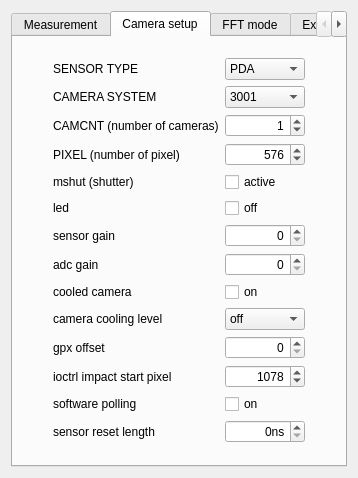
Before: the Qt Designer form escam/camerasettingswidget.ui in Entwicklungsburo-Stresing/EBST_CAM, drawn with Qt 5.
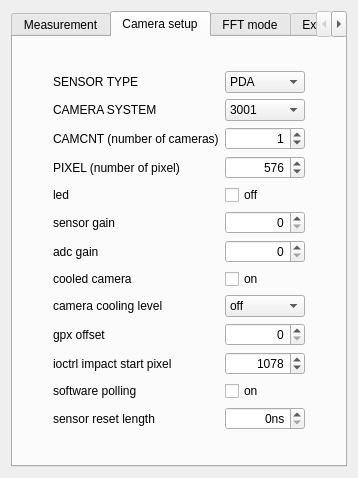
After: the same form once the commit is applied. The open tabs and pages were chosen to show the change.

Commit message: Remove mshut

The edit to the form file:
```diff
--- a/escam/camerasettingswidget.ui
+++ b/escam/camerasettingswidget.ui
@@ -432,40 +432,6 @@
       <layout class="QVBoxLayout" name="verticalLayout_4">
        <item>
         <layout class="QGridLayout" name="gridLayoutCamerasetup">
-         <item row="0" column="1">
-          <spacer name="verticalSpacerTop">
-           <property name="orientation">
-            <enum>Qt::Vertical</enum>
-           </property>
-           <property name="sizeHint" stdset="0">
-            <size>
-             <width>20</width>
-             <height>40</height>
-            </size>
-           </property>
-          </spacer>
-         </item>
-         <item row="10" column="2">
-          <widget class="QCheckBox" name="checkBoxIsCooledCam">
-           <property name="text">
-            <string>on</string>
-           </property>
-          </widget>
-         </item>
-         <item row="10" column="1">
-          <widget class="QLabel" name="labelIsCooledCam">
-           <property name="text">
-            <string>cooled camera</string>
-           </property>
-          </widget>
-         </item>
-         <item row="5" column="1">
-          <widget class="QLabel" name="labelOutputPixel">
-           <property name="text">
-            <string>PIXEL (number of pixel)</string>
-           </property>
-          </widget>
-         </item>
          <item row="3" column="2">
           <widget class="QComboBox" name="comboBoxCameraSystem">
            <property name="enabled">
@@ -495,114 +461,20 @@
            </property>
           </widget>
          </item>
-         <item row="6" column="2">
-          <widget class="QCheckBox" name="checkBoxMshut">
+         <item row="5" column="1">
+          <widget class="QLabel" name="labelOutputPixel">
            <property name="text">
-            <string>active</string>
+            <string>PIXEL (number of pixel)</string>
            </property>
           </widget>
          </item>
-         <item row="7" column="1">
-          <widget class="QLabel" name="labelLed">
-           <property name="text">
-            <string>led</string>
-           </property>
-          </widget>
-         </item>
-         <item row="8" column="1">
-          <widget class="QLabel" name="labelGain3010">
-           <property name="text">
-            <string>sensor gain</string>
-           </property>
-          </widget>
-         </item>
-         <item row="4" column="1">
-          <widget class="QLabel" name="labelCamcnt">
-           <property name="text">
-            <string>CAMCNT (number of cameras)</string>
-           </property>
-          </widget>
-         </item>
-         <item row="12" column="1">
+         <item row="11" column="1">
           <widget class="QLabel" name="labelGpxOffset">
            <property name="text">
             <string>gpx offset</string>
            </property>
           </widget>
          </item>
-         <item row="8" column="2">
-          <widget class="QSpinBox" name="spinBoxSensorGain">
-           <property name="alignment">
-            <set>Qt::AlignRight|Qt::AlignTrailing|Qt::AlignVCenter</set>
-           </property>
-          </widget>
-         </item>
-         <item row="2" column="1">
-          <widget class="QLabel" name="labelSensorType">
-           <property name="text">
-            <string>SENSOR TYPE</string>
-           </property>
-          </widget>
-         </item>
-         <item row="4" column="2">
-          <widget class="QSpinBox" name="spinBoxCamcnt">
-           <property name="enabled">
-            <bool>true</bool>
-           </property>
-           <property name="alignment">
-            <set>Qt::AlignRight|Qt::AlignTrailing|Qt::AlignVCenter</set>
-           </property>
-           <property name="minimum">
-            <number>0</number>
-           </property>
-           <property name="maximum">
-            <number>8</number>
-           </property>
-           <property name="value">
-            <number>1</number>
-           </property>
-          </widget>
-         </item>
-         <item row="7" column="2">
-          <widget class="QCheckBox" name="checkBoxLed">
-           <property name="text">
-            <string>off</string>
-           </property>
-          </widget>
-         </item>
-         <item row="14" column="2">
-          <widget class="QCheckBox" name="checkBoxUseSoftwarePolling">
-           <property name="text">
-            <string>on</string>
-           </property>
-          </widget>
-         </item>
-         <item row="13" column="2">
-          <widget class="QSpinBox" name="spinBoxIOCtrlImpactStartPixel">
-           <property name="alignment">
-            <set>Qt::AlignRight|Qt::AlignTrailing|Qt::AlignVCenter</set>
-           </property>
-           <property name="maximum">
-            <number>268435455</number>
-           </property>
-           <property name="value">
-            <number>1078</number>
-           </property>
-          </widget>
-         </item>
-         <item row="16" column="1">
-          <spacer name="verticalSpacerBottom">
-           <property name="orientation">
-            <enum>Qt::Vertical</enum>
-           </property>
-           <property name="sizeHint" stdset="0">
-            <size>
-             <width>20</width>
-             <height>40</height>
-            </size>
-           </property>
-          </spacer>
-         </item>
          <item row="2" column="2">
           <widget class="QComboBox" name="comboBoxSensorType">
            <item>
@@ -637,15 +509,15 @@
            </item>
           </widget>
          </item>
-         <item row="14" column="1">
-          <widget class="QLabel" name="labelUseSoftwarePolling">
+         <item row="12" column="1">
+          <widget class="QLabel" name="labelIOCtrlImpactStartPixel">
            <property name="text">
-            <string>software polling</string>
+            <string>ioctrl impact start pixel</string>
            </property>
           </widget>
          </item>
-         <item row="5" column="2">
-          <widget class="QSpinBox" name="spinBoxPixel">
+         <item row="4" column="2">
+          <widget class="QSpinBox" name="spinBoxCamcnt">
            <property name="enabled">
             <bool>true</bool>
            </property>
@@ -653,27 +525,31 @@
             <set>Qt::AlignRight|Qt::AlignTrailing|Qt::AlignVCenter</set>
            </property>
            <property name="minimum">
-            <number>64</number>
+            <number>0</number>
            </property>
            <property name="maximum">
-            <number>9999</number>
-           </property>
-           <property name="singleStep">
-            <number>64</number>
+            <number>8</number>
            </property>
            <property name="value">
-            <number>576</number>
+            <number>1</number>
            </property>
           </widget>
          </item>
-         <item row="11" column="1">
-          <widget class="QLabel" name="labelCamCool">
+         <item row="8" column="2">
+          <widget class="QSpinBox" name="spinBoxAdcGain">
+           <property name="alignment">
+            <set>Qt::AlignRight|Qt::AlignTrailing|Qt::AlignVCenter</set>
+           </property>
+          </widget>
+         </item>
+         <item row="9" column="2">
+          <widget class="QCheckBox" name="checkBoxIsCooledCam">
            <property name="text">
-            <string>camera cooling level</string>
+            <string>on</string>
            </property>
           </widget>
          </item>
-         <item row="11" column="2">
+         <item row="10" column="2">
           <widget class="QComboBox" name="comboBoxCamCool">
            <item>
             <property name="text">
@@ -727,40 +603,6 @@
            </item>
           </widget>
          </item>
-         <item row="2" column="3">
-          <spacer name="horizontalSpacerRight">
-           <property name="orientation">
-            <enum>Qt::Horizontal</enum>
-           </property>
-           <property name="sizeHint" stdset="0">
-            <size>
-             <width>40</width>
-             <height>20</height>
-            </size>
-           </property>
-          </spacer>
-         </item>
-         <item row="13" column="1">
-          <widget class="QLabel" name="labelIOCtrlImpactStartPixel">
-           <property name="text">
-            <string>ioctrl impact start pixel</string>
-           </property>
-          </widget>
-         </item>
-         <item row="9" column="2">
-          <widget class="QSpinBox" name="spinBoxAdcGain">
-           <property name="alignment">
-            <set>Qt::AlignRight|Qt::AlignTrailing|Qt::AlignVCenter</set>
-           </property>
-          </widget>
-         </item>
-         <item row="9" column="1">
-          <widget class="QLabel" name="labelGain3030">
-           <property name="text">
-            <string>adc gain</string>
-           </property>
-          </widget>
-         </item>
          <item row="2" column="0">
           <spacer name="horizontalSpacerLeft">
            <property name="orientation">
@@ -774,31 +616,40 @@
            </property>
           </spacer>
          </item>
-         <item row="12" column="2">
-          <widget class="QSpinBox" name="spinBoxGpxOffset">
-           <property name="alignment">
-            <set>Qt::AlignRight|Qt::AlignTrailing|Qt::AlignVCenter</set>
+         <item row="2" column="3">
+          <spacer name="horizontalSpacerRight">
+           <property name="orientation">
+            <enum>Qt::Horizontal</enum>
            </property>
-           <property name="maximum">
-            <number>268435455</number>
+           <property name="sizeHint" stdset="0">
+            <size>
+             <width>40</width>
+             <height>20</height>
+            </size>
            </property>
-          </widget>
+          </spacer>
          </item>
-         <item row="6" column="1">
-          <widget class="QLabel" name="labelMshut">
+         <item row="13" column="2">
+          <widget class="QCheckBox" name="checkBoxUseSoftwarePolling">
            <property name="text">
-            <string>mshut (shutter)</string>
+            <string>on</string>
            </property>
           </widget>
          </item>
          <item row="15" column="1">
-          <widget class="QLabel" name="labelSensorResetLength">
-           <property name="text">
-            <string>sensor reset length</string>
+          <spacer name="verticalSpacerBottom">
+           <property name="orientation">
+            <enum>Qt::Vertical</enum>
            </property>
-          </widget>
+           <property name="sizeHint" stdset="0">
+            <size>
+             <width>20</width>
+             <height>40</height>
+            </size>
+           </property>
+          </spacer>
          </item>
-         <item row="15" column="2">
+         <item row="14" column="2">
           <widget class="QSpinBox" name="spinBoxSensorResetLengthIn1ns">
            <property name="alignment">
             <set>Qt::AlignRight|Qt::AlignTrailing|Qt::AlignVCenter</set>
@@ -814,6 +665,141 @@
            </property>
           </widget>
          </item>
+         <item row="4" column="1">
+          <widget class="QLabel" name="labelCamcnt">
+           <property name="text">
+            <string>CAMCNT (number of cameras)</string>
+           </property>
+          </widget>
+         </item>
+         <item row="5" column="2">
+          <widget class="QSpinBox" name="spinBoxPixel">
+           <property name="enabled">
+            <bool>true</bool>
+           </property>
+           <property name="alignment">
+            <set>Qt::AlignRight|Qt::AlignTrailing|Qt::AlignVCenter</set>
+           </property>
+           <property name="minimum">
+            <number>64</number>
+           </property>
+           <property name="maximum">
+            <number>9999</number>
+           </property>
+           <property name="singleStep">
+            <number>64</number>
+           </property>
+           <property name="value">
+            <number>576</number>
+           </property>
+          </widget>
+         </item>
+         <item row="14" column="1">
+          <widget class="QLabel" name="labelSensorResetLength">
+           <property name="text">
+            <string>sensor reset length</string>
+           </property>
+          </widget>
+         </item>
+         <item row="2" column="1">
+          <widget class="QLabel" name="labelSensorType">
+           <property name="text">
+            <string>SENSOR TYPE</string>
+           </property>
+          </widget>
+         </item>
+         <item row="11" column="2">
+          <widget class="QSpinBox" name="spinBoxGpxOffset">
+           <property name="alignment">
+            <set>Qt::AlignRight|Qt::AlignTrailing|Qt::AlignVCenter</set>
+           </property>
+           <property name="maximum">
+            <number>268435455</number>
+           </property>
+          </widget>
+         </item>
+         <item row="6" column="1">
+          <widget class="QLabel" name="labelLed">
+           <property name="text">
+            <string>led</string>
+           </property>
+          </widget>
+         </item>
+         <item row="7" column="1">
+          <widget class="QLabel" name="labelGain3010">
+           <property name="text">
+            <string>sensor gain</string>
+           </property>
+          </widget>
+         </item>
+         <item row="9" column="1">
+          <widget class="QLabel" name="labelIsCooledCam">
+           <property name="text">
+            <string>cooled camera</string>
+           </property>
+          </widget>
+         </item>
+         <item row="10" column="1">
+          <widget class="QLabel" name="labelCamCool">
+           <property name="text">
+            <string>camera cooling level</string>
+           </property>
+          </widget>
+         </item>
+         <item row="8" column="1">
+          <widget class="QLabel" name="labelGain3030">
+           <property name="text">
+            <string>adc gain</string>
+           </property>
+          </widget>
+         </item>
+         <item row="12" column="2">
+          <widget class="QSpinBox" name="spinBoxIOCtrlImpactStartPixel">
+           <property name="alignment">
+            <set>Qt::AlignRight|Qt::AlignTrailing|Qt::AlignVCenter</set>
+           </property>
+           <property name="maximum">
+            <number>268435455</number>
+           </property>
+           <property name="value">
+            <number>1078</number>
+           </property>
+          </widget>
+         </item>
+         <item row="7" column="2">
+          <widget class="QSpinBox" name="spinBoxSensorGain">
+           <property name="alignment">
+            <set>Qt::AlignRight|Qt::AlignTrailing|Qt::AlignVCenter</set>
+           </property>
+          </widget>
+         </item>
+         <item row="6" column="2">
+          <widget class="QCheckBox" name="checkBoxLed">
+           <property name="text">
+            <string>off</string>
+           </property>
+          </widget>
+         </item>
+         <item row="13" column="1">
+          <widget class="QLabel" name="labelUseSoftwarePolling">
+           <property name="text">
+            <string>software polling</string>
+           </property>
+          </widget>
+         </item>
+         <item row="0" column="1">
+          <spacer name="verticalSpacerTop">
+           <property name="orientation">
+            <enum>Qt::Vertical</enum>
+           </property>
+           <property name="sizeHint" stdset="0">
+            <size>
+             <width>20</width>
+             <height>40</height>
+            </size>
+           </property>
+          </spacer>
+         </item>
         </layout>
        </item>
       </layout>
```
The commit also changes 8 other files.
